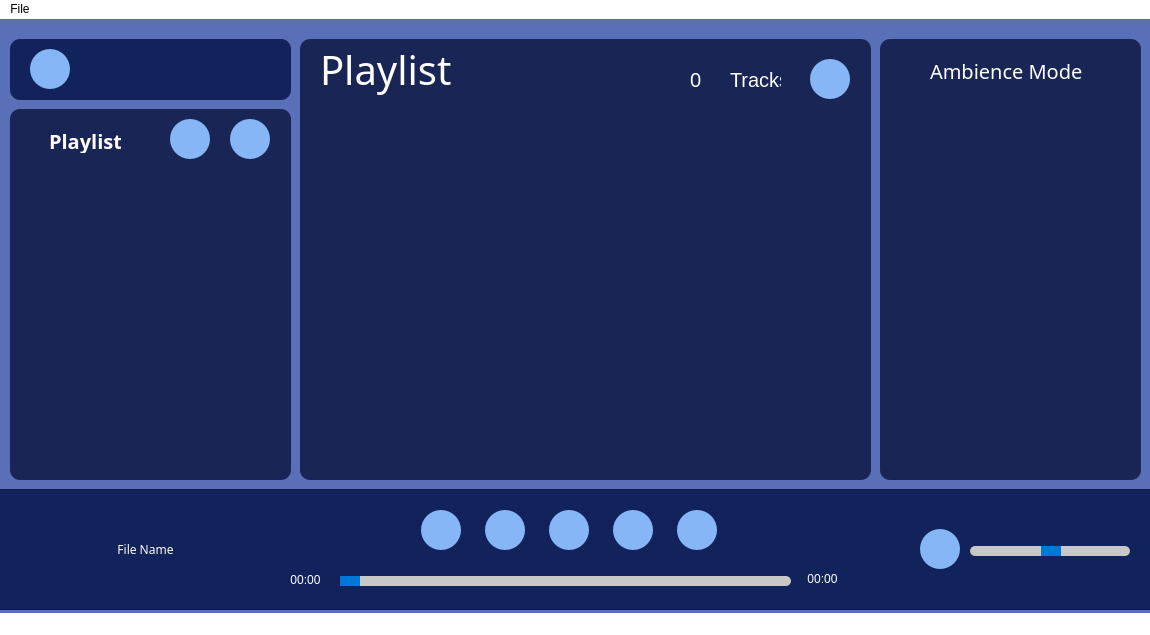
The window that forms/mainwindow.ui (whatdislol/Symmo) describes before a commit, drawn with Qt 5.
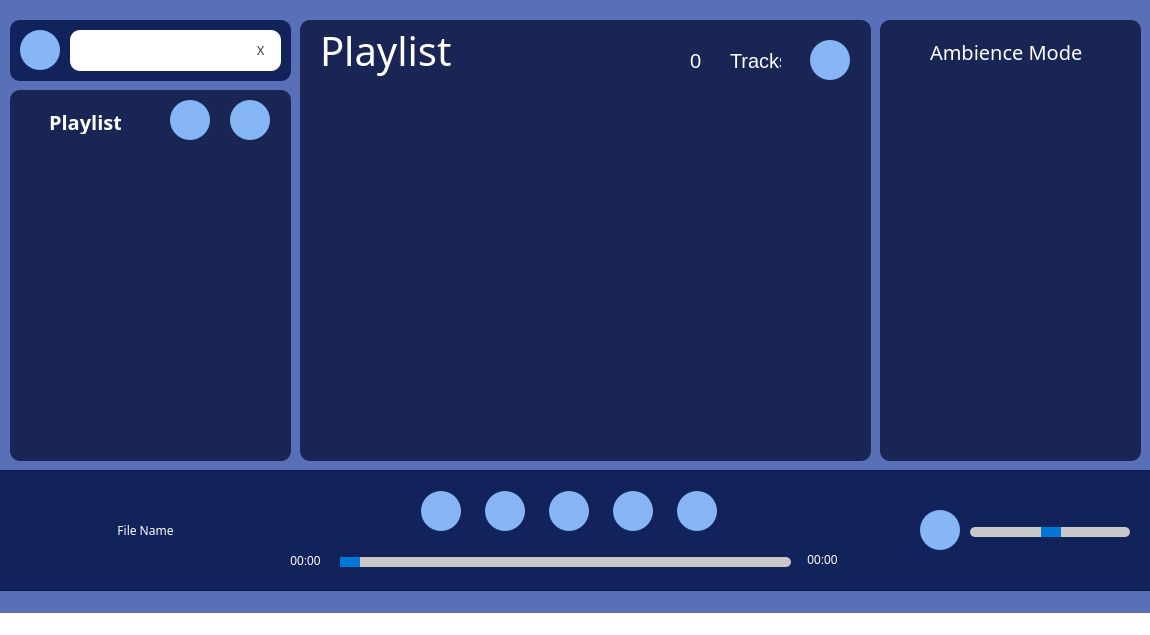
The same window after the commit.

Commit message: Add a search bar and remove menu bar

```diff
--- a/forms/mainwindow.ui
+++ b/forms/mainwindow.ui
@@ -586,7 +586,7 @@
     <widget class="QPushButton" name="pushButton_Search">
      <property name="geometry">
       <rect>
-       <x>20</x>
+       <x>10</x>
        <y>10</y>
        <width>40</width>
        <height>40</height>
@@ -617,6 +617,65 @@
       <string/>
      </property>
     </widget>
+    <widget class="QFrame" name="frame_SearchBox">
+     <property name="geometry">
+      <rect>
+       <x>60</x>
+       <y>10</y>
+       <width>211</width>
+       <height>41</height>
+      </rect>
+     </property>
+     <property name="styleSheet">
+      <string notr="true">background-color: white;</string>
+     </property>
+     <property name="frameShape">
+      <enum>QFrame::StyledPanel</enum>
+     </property>
+     <property name="frameShadow">
+      <enum>QFrame::Raised</enum>
+     </property>
+     <widget class="QLineEdit" name="lineEdit_SearchBar">
+      <property name="geometry">
+       <rect>
+        <x>12</x>
+        <y>10</y>
+        <width>161</width>
+        <height>24</height>
+       </rect>
+      </property>
+     </widget>
+     <widget class="QPushButton" name="pushButton_ClearSearch">
+      <property name="geometry">
+       <rect>
+        <x>180</x>
+        <y>10</y>
+        <width>21</width>
+        <height>21</height>
+       </rect>
+      </property>
+      <property name="maximumSize">
+       <size>
+        <width>16777215</width>
+        <height>16777215</height>
+       </size>
+      </property>
+      <property name="styleSheet">
+       <string notr="true">
+							QPushButton {
+							border: none;
+							border-radius: 20px; /* Adjust the border-radius for a smaller circle */
+							background-color: white;
+							color: rgb(52, 51, 64);
+							padding: 0px;
+							}
+						</string>
+      </property>
+      <property name="text">
+       <string>X</string>
+      </property>
+     </widget>
+    </widget>
    </widget>
    <widget class="QFrame" name="frame_Playlist">
     <property name="geometry">
@@ -757,23 +816,6 @@
     </widget>
    </widget>
   </widget>
-  <widget class="QMenuBar" name="menubar">
-   <property name="geometry">
-    <rect>
-     <x>0</x>
-     <y>0</y>
-     <width>1150</width>
-     <height>21</height>
-    </rect>
-   </property>
-   <widget class="QMenu" name="menuFile">
-    <property name="title">
-     <string>File</string>
-    </property>
-    <addaction name="actionAdd_File"/>
-   </widget>
-   <addaction name="menuFile"/>
-  </widget>
   <widget class="QStatusBar" name="statusbar"/>
   <action name="actionAdd_File">
    <property name="text">
```
Left out of the diff: 2 changed lines with no effect on the pictures.
